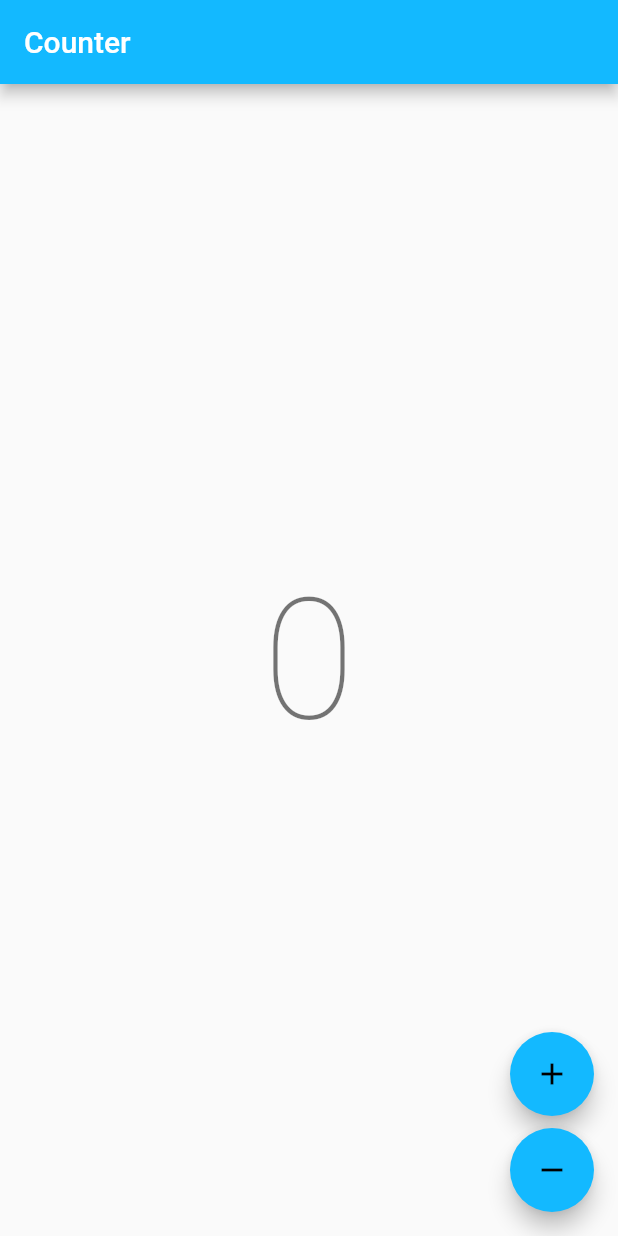
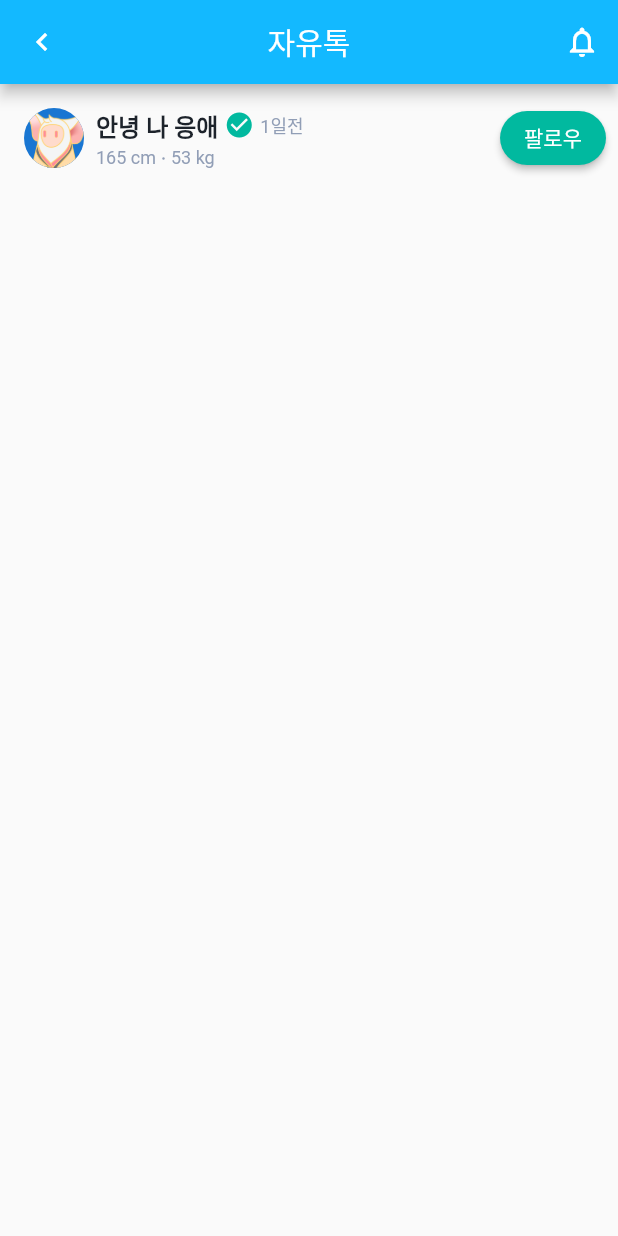
Before and after one commit to rajarshi-ch/responsive_ui_demo, a Flutter app: the screen it shows after launch, on a phone screen of 412 x 824 dp. Run offline on Flutter 3.47's test engine with Material 2 defaults, Android fonts, the light colour scheme and no system bars; our stand-ins replace bloc, flutter_bloc; generated files the repository leaves out were written again.

Commit message:
Components and constants added

```diff
--- a/lib/app/view/app.dart
+++ b/lib/app/view/app.dart
@@ -1,5 +1,5 @@
 import 'package:flutter/material.dart';
-import 'package:responsive_ui_demo/counter/counter.dart';
+import 'package:responsive_ui_demo/demo_ui/view/demo_ui_page.dart';
 import 'package:responsive_ui_demo/l10n/l10n.dart';
 
 class App extends StatelessWidget {
@@ -16,7 +16,7 @@ class App extends StatelessWidget {
       ),
       localizationsDelegates: AppLocalizations.localizationsDelegates,
       supportedLocales: AppLocalizations.supportedLocales,
-      home: const CounterPage(),
+      home: const DemoPage(),
     );
   }
 }
--- /dev/null
+++ b/lib/core/constants/constant_colors.dart
@@ -0,0 +1,7 @@
+import 'package:flutter/material.dart';
+
+const Color kPrimaryGreen = Color(0xff01B99F);
+
+const Color kPrimaryBlack = Color(0xff1D232B);
+const Color kLightGray = Color(0xff919EB6);
+const Color kSecondaryBlack = Color(0xff313B49);
--- /dev/null
+++ b/lib/core/constants/constant_sizes.dart
@@ -0,0 +1,10 @@
+//Design file mainly consists of three sizes
+// 14 px - Headings
+// 12 px - Content + Buttons
+// 10 px - small text
+// 9.35 px - micro text
+
+const double kHeaderSize = 16;
+const double kContentSize = 14;
+const double kSmallTextSize = 12;
+const double kMicroTextSize = 10;
--- /dev/null
+++ b/lib/core/constants/constant_text_styles.dart
@@ -0,0 +1,19 @@
+import 'package:flutter/material.dart';
+import 'package:responsive_ui_demo/core/constants/constant_colors.dart';
+import 'package:responsive_ui_demo/core/constants/constant_sizes.dart';
+
+const TextStyle kHeadingStyle = TextStyle(
+  fontSize: kHeaderSize,
+  color: kPrimaryBlack,
+  fontWeight: FontWeight.bold,
+);
+
+const TextStyle kSubheadingStyle = TextStyle(
+  fontSize: kSmallTextSize,
+  color: kLightGray,
+);
+
+const TextStyle kContentStyle = TextStyle(
+  fontSize: kContentSize,
+  color: kSecondaryBlack,
+);
--- /dev/null
+++ b/lib/demo_ui/view/components/custom_back_button.dart
@@ -0,0 +1,16 @@
+import 'package:flutter/material.dart';
+
+class CustomBackButton extends StatelessWidget {
+  const CustomBackButton({super.key, this.onTap});
+  final VoidCallback? onTap;
+  @override
+  Widget build(BuildContext context) {
+    return IconButton(
+        onPressed: onTap ??
+            () {
+              //In case of a real app, we would pop here
+              //Navigator.of(context).pop();
+            },
+        icon: const Icon(Icons.chevron_left));
+  }
+}
--- /dev/null
+++ b/lib/demo_ui/view/components/notification_button.dart
@@ -0,0 +1,18 @@
+import 'package:flutter/material.dart';
+
+class NotificationButton extends StatelessWidget {
+  const NotificationButton({super.key});
+
+  @override
+  Widget build(BuildContext context) {
+    // in a real world app, this would be wrapped with a BlocBuilder/ Consumer
+    // To show how many notifications are there
+    return IconButton(
+      onPressed: () {
+        //In case of a real app, we would open the notifications page here
+        //Navigator.of(context).push( NotificationsPage.route );
+      },
+      icon: const Icon(Icons.notifications_outlined),
+    );
+  }
+}
--- /dev/null
+++ b/lib/demo_ui/view/components/rounded_button.dart
@@ -0,0 +1,37 @@
+import 'package:flutter/material.dart';
+import 'package:responsive_ui_demo/core/constants/constant_colors.dart';
+import 'package:responsive_ui_demo/core/constants/constant_text_styles.dart';
+
+class RoundedButton extends StatelessWidget {
+  final VoidCallback onPressed;
+  final String buttonText;
+
+  const RoundedButton({
+    required this.onPressed,
+    required this.buttonText,
+  });
+
+  @override
+  Widget build(BuildContext context) {
+    return Container(
+      //margin: const EdgeInsets.symmetric(horizontal: 10.0),
+      child: ElevatedButton(
+        onPressed: onPressed,
+        style: ButtonStyle(
+            // White text color
+            shape: MaterialStateProperty.all<RoundedRectangleBorder>(
+                RoundedRectangleBorder(
+              borderRadius: BorderRadius.circular(24.0),
+            )),
+            backgroundColor: MaterialStateProperty.all<Color>(kPrimaryGreen)),
+        child: Padding(
+          padding: const EdgeInsets.symmetric(vertical: 4.0),
+          child: Text(
+            buttonText,
+            style: kContentStyle.copyWith(color: Colors.white),
+          ),
+        ),
+      ),
+    );
+  }
+}
--- /dev/null
+++ b/lib/demo_ui/view/components/user_header.dart
@@ -0,0 +1,83 @@
+import 'package:flutter/material.dart';
+import 'package:responsive_ui_demo/core/constants/constant_colors.dart';
+import 'package:responsive_ui_demo/core/constants/constant_text_styles.dart';
+import 'package:responsive_ui_demo/demo_ui/view/data/models/user_model.dart';
+
+class UserHeader extends StatelessWidget {
+  const UserHeader({
+    required this.user,
+    required this.showSecondLine,
+    required this.daysAgo,
+    super.key,
+  });
+
+  final User user;
+  final bool showSecondLine;
+  final String daysAgo;
+  @override
+  Widget build(BuildContext context) {
+    return Row(
+      children: [
+        Padding(
+          padding: const EdgeInsets.all(8.0),
+          child: CircleAvatar(
+            backgroundImage: AssetImage(user.imageUrl),
+          ),
+        ),
+        Column(
+          crossAxisAlignment: CrossAxisAlignment.start,
+          children: [
+            Row(
+              children: [
+                Text(
+                  user.userName,
+                  style: kHeadingStyle,
+                ),
+                const SizedBox(
+                  width: 4,
+                ),
+                if (user.isVerified) ...const [
+                  Icon(
+                    Icons.check_circle,
+                    color: kPrimaryGreen,
+                    size: 20,
+                  ),
+                  SizedBox(
+                    width: 4,
+                  ),
+                ],
+                Text(
+                  daysAgo,
+                  style: kSubheadingStyle,
+                ),
+              ],
+            ),
+            if (showSecondLine) ...[
+              const SizedBox(
+                height: 3,
+              ),
+              Row(children: [
+                Text(
+                  '${user.height} cm',
+                  style: kSubheadingStyle,
+                ),
+                const Padding(
+                  padding: EdgeInsets.symmetric(horizontal: 4.0),
+                  child: Icon(
+                    Icons.circle,
+                    size: 2,
+                    color: kLightGray,
+                  ),
+                ),
+                Text(
+                  '${user.weight} kg',
+                  style: kSubheadingStyle,
+                ),
+              ])
+            ],
+          ],
+        )
+      ],
+    );
+  }
+}
--- /dev/null
+++ b/lib/demo_ui/view/data/models/comment_model.dart
@@ -0,0 +1,17 @@
+import 'package:responsive_ui_demo/demo_ui/view/data/models/user_model.dart';
+
+class Comment {
+  Comment({
+    required this.user,
+    required this.body,
+    required this.likes,
+    required this.replies,
+    required this.commentDate,
+  });
+
+  final User user;
+  final String body;
+  final int likes;
+  final int replies;
+  final DateTime commentDate;
+}
--- /dev/null
+++ b/lib/demo_ui/view/data/models/post_model.dart
@@ -0,0 +1,19 @@
+import 'package:responsive_ui_demo/demo_ui/view/data/models/user_model.dart';
+
+class Post {
+  Post({
+    required this.user,
+    required this.postDateTime,
+    required this.title,
+    required this.body,
+    required this.images,
+    required this.hashTags,
+  });
+
+  final User user;
+  final DateTime postDateTime;
+  final String title;
+  final String body;
+  final List<String> images;
+  final List<String> hashTags;
+}
--- /dev/null
+++ b/lib/demo_ui/view/data/models/user_model.dart
@@ -0,0 +1,15 @@
+class User {
+  User({
+    required this.userName,
+    required this.height,
+    required this.weight,
+    required this.imageUrl,
+    required this.isVerified,
+  });
+
+  final String userName;
+  final int height;
+  final int weight;
+  final String imageUrl;
+  final bool isVerified;
+}
--- /dev/null
+++ b/lib/demo_ui/view/demo_ui_page.dart
@@ -0,0 +1,91 @@
+import 'package:flutter/material.dart';
+import 'package:responsive_ui_demo/demo_ui/view/components/custom_back_button.dart';
+import 'package:responsive_ui_demo/demo_ui/view/components/notification_button.dart';
+import 'package:responsive_ui_demo/demo_ui/view/components/rounded_button.dart';
+import 'package:responsive_ui_demo/demo_ui/view/components/user_header.dart';
+import 'package:responsive_ui_demo/demo_ui/view/data/models/post_model.dart';
+import 'package:responsive_ui_demo/demo_ui/view/data/models/user_model.dart';
+
+class DemoPage extends StatefulWidget {
+  const DemoPage({super.key});
+
+  @override
+  State<DemoPage> createState() => _DemoPageState();
+}
+
+final List<User> kUsers = [
+  User(
+    height: 165,
+    weight: 53,
+    userName: '안녕 나 응애',
+    imageUrl: 'assets/images/image1.png',
+    isVerified: true,
+  ),
+  User(
+    height: 165,
+    weight: 53,
+    userName: 'ㅇㅅㅇ',
+    imageUrl: 'assets/images/image2.png',
+    isVerified: false,
+  ),
+];
+
+class _DemoPageState extends State<DemoPage> {
+  final List<Post> posts = [
+    Post(
+      user: kUsers[0],
+      postDateTime: DateTime.now(),
+      title: '지난 월요일에 했던 이벤트 중 가장 괜찮은 상품 뭐야?',
+      body: '지난 월요일에 2023년 S/S 트렌드 알아보기 이벤트 참석했던 팝들아~ '
+          '혹시 어떤 상품이 제일 괜찮았어? \n'
+          '후기 올라오는거 보면 로우라이즈? 그게 제일 반응 좋고 그 테이블이 '
+          '제일 재밌었다던데 맞아???\n'
+          '올해 로우라이즈가 트렌드라길래 나도 도전해보고 싶은데 말라깽이가 '
+          '아닌 사람들도 잘 어울릴지 너무너무 궁금해ㅜㅜ로우라이즈 테이블에 '
+          '있었던 팝들 있으면 어땠는지 후기 좀 공유해주라~~!',
+      images: [
+        'assets/images/image3.jpg',
+        'assets/images/image3.jpg',
+        'assets/images/image3.jpg'
+      ],
+      hashTags: ['#2023', '#TODAYISMONDAY', '#TOP', '#POPS!', '#WOW', '#ROW'],
+    )
+  ];
+
+  @override
+  Widget build(BuildContext context) {
+    final theme = Theme.of(context);
+    return Scaffold(
+      appBar: AppBar(
+        title: const Text('자유톡'),
+        leading: const CustomBackButton(),
+        actions: const [NotificationButton()],
+        centerTitle: true,
+      ),
+      body: SingleChildScrollView(
+          child: Padding(
+        padding: const EdgeInsets.all(8.0),
+        child: Column(
+          children: posts
+              .map((post) => Column(
+                    children: [
+                      Row(
+                        mainAxisAlignment: MainAxisAlignment.spaceBetween,
+                        children: [
+                          //TODO: Calculate daysAgo , based on post.postDateTime
+                          UserHeader(
+                              user: post.user,
+                              showSecondLine: true,
+                              daysAgo: "1일전"),
+
+                          RoundedButton(onPressed: () {}, buttonText: "팔로우")
+                        ],
+                      )
+                    ],
+                  ))
+              .toList(),
+        ),
+      )),
+    );
+  }
+}
--- a/pubspec.yaml
+++ b/pubspec.yaml
@@ -25,3 +25,6 @@ dev_dependencies:
 flutter:
   uses-material-design: true
   generate: true
+
+  assets:
+    - assets/images/
```
Also changed, not shown: assets/images/image1.png (added), assets/images/image2.png (added), assets/images/image3.jpg (added).
